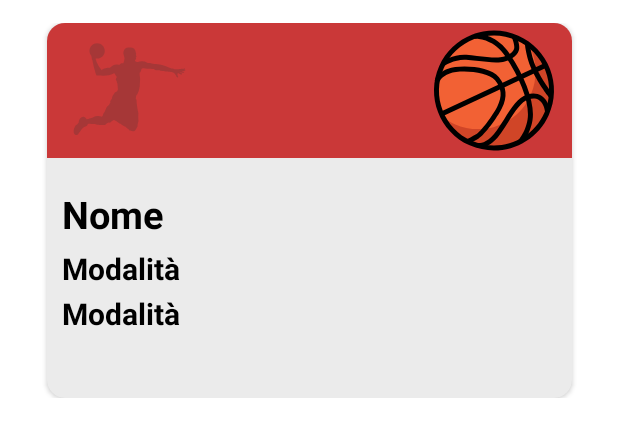
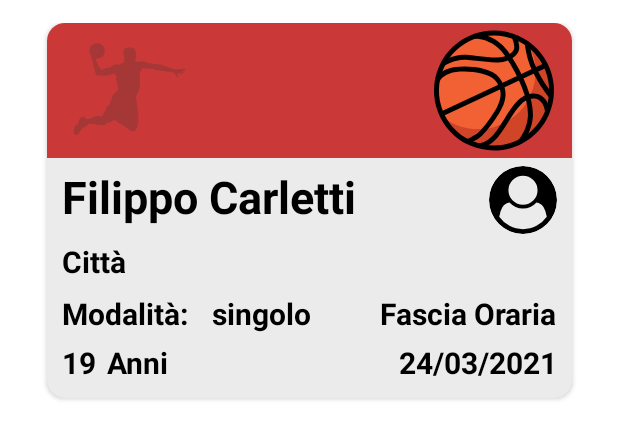
Before and after one commit to pippetto17/APP, an Android app: the layout my_row.xml on its own in the app's theme, with its tools: preview values and no code run, on a phone screen of 412 x 824 dp. Shown: the top 439 px of the screen. Run offline under Robolectric (Android 15) with nearby library versions, the phone set to English and light mode, and no system bars.

Commit message:
finished adverts cardview

```diff
--- a/APP/app/src/main/res/layout/my_row.xml
+++ b/APP/app/src/main/res/layout/my_row.xml
@@ -4,13 +4,13 @@
     xmlns:tools="http://schemas.android.com/tools"
     android:layout_width="match_parent"
     android:layout_height="wrap_content"
-    android:paddingTop="15dp"
-    android:paddingBottom="15dp">
+    android:paddingTop="15dp">
 
     <androidx.cardview.widget.CardView
         android:layout_width="wrap_content"
-        android:layout_height="wrap_content"
+        android:layout_height="250dp"
         app:cardCornerRadius="12dp"
+        android:layout_marginBottom="15dp"
         android:backgroundTint="?attr/colorBackgroundFloating"
         app:layout_constraintBottom_toBottomOf="parent"
         app:layout_constraintEnd_toEndOf="parent"
@@ -22,7 +22,7 @@
             style="?android:attr/borderlessButtonStyle"
             android:layout_width="350dp"
             android:layout_height="250dp"
-            android:backgroundTint="#00FFFFFF"/>
+            android:backgroundTint="#00FFFFFF" />
 
         <ImageView
             android:id="@+id/backgroundItem"
@@ -35,35 +35,104 @@
             app:srcCompat="@drawable/ic_item_basket" />
 
         <TextView
-            android:id="@+id/giornoT"
+            android:id="@+id/nomeCognomeT"
             android:layout_width="wrap_content"
             android:layout_height="wrap_content"
-            android:text="Nome"
+            android:maxWidth="280dp"
+            android:maxHeight="80dp"
+            android:text="Filippo Carletti"
+            android:layout_marginStart="10dp"
+            android:layout_marginTop="95dp"
+            android:textStyle="bold"
             android:textColor="?attr/colorSecondaryVariant"
-            android:textSize="25sp"
-            android:textStyle="bold"
-            android:layout_marginStart="10dp"
-            android:layout_marginTop="110dp"/>
+            android:textSize="30sp"/>
 
-        <TextView
-            android:id="@+id/fasciaT"
-            android:layout_width="wrap_content"
-            android:layout_height="wrap_content"
-            android:text="Modalità"
-            android:textColor="?attr/colorSecondaryVariant"
-            android:textSize="20sp"
-            android:textStyle="bold"
-            android:layout_marginStart="10dp"
-            android:layout_marginTop="150dp"/>
+        <de.hdodenhof.circleimageview.CircleImageView
+            android:id="@+id/imageCreator"
+            android:layout_width="45dp"
+            android:layout_height="45dp"
+            android:src="@drawable/ic_user"
+            android:layout_marginEnd="10dp"
+            android:layout_marginTop="95dp"
+            android:layout_gravity="end" />
 
         <TextView
             android:id="@+id/cittaT"
             android:layout_width="wrap_content"
             android:layout_height="wrap_content"
             android:layout_marginStart="10dp"
+            android:layout_marginTop="145dp"
+            android:text="Città"
+            android:textColor="?attr/colorSecondaryVariant"
+            android:textSize="20sp"
+            android:textStyle="bold" />
+
+        <TextView
+            android:id="@+id/modalitaTS"
+            android:layout_width="wrap_content"
+            android:layout_height="wrap_content"
+            android:layout_marginStart="10dp"
             android:layout_marginTop="180dp"
-            android:text="Modalità"
+            android:text="Modalità:"
             android:textColor="?attr/colorSecondaryVariant"
+            android:textSize="20sp"
+            android:textStyle="bold" />
+
+        <TextView
+            android:id="@+id/modalitaT"
+            android:layout_width="wrap_content"
+            android:layout_height="wrap_content"
+            android:layout_marginStart="110dp"
+            android:layout_marginTop="180dp"
+            android:text="singolo"
+            android:textColor="?attr/colorSecondaryVariant"
+            android:textSize="20sp"
+            android:textStyle="bold" />
+
+        <TextView
+            android:id="@+id/etaT"
+            android:layout_width="wrap_content"
+            android:layout_height="wrap_content"
+            android:text="19"
+            android:textStyle="bold"
+            android:textColor="?attr/colorSecondaryVariant"
+            android:textSize="20sp"
+            android:layout_margin="10dp"
+            android:layout_gravity="bottom"/>
+
+        <TextView
+            android:id="@+id/etaTS"
+            android:layout_width="wrap_content"
+            android:layout_height="wrap_content"
+            android:text="Anni"
+            android:textStyle="bold"
+            android:textColor="?attr/colorSecondaryVariant"
+            android:textSize="20sp"
+            android:layout_marginStart="40dp"
+            android:layout_marginBottom="10dp"
+            android:layout_gravity="bottom"/>
+
+        <TextView
+            android:id="@+id/fasciaT"
+            android:layout_width="wrap_content"
+            android:layout_height="wrap_content"
+            android:text="Fascia Oraria"
+            android:hint="prova"
+            android:textColor="?attr/colorSecondaryVariant"
+            android:textSize="20sp"
+            android:textStyle="bold"
+            android:layout_marginEnd="10dp"
+            android:layout_marginTop="180dp"
+            android:layout_gravity="end" />
+
+        <TextView
+            android:id="@+id/giornoT"
+            android:layout_width="wrap_content"
+            android:layout_height="wrap_content"
+            android:layout_gravity="bottom|end"
+            android:layout_margin="10dp"
+            android:text="24/03/2021"
+            android:textColor="@color/black"
             android:textSize="20sp"
             android:textStyle="bold" />
 
```
